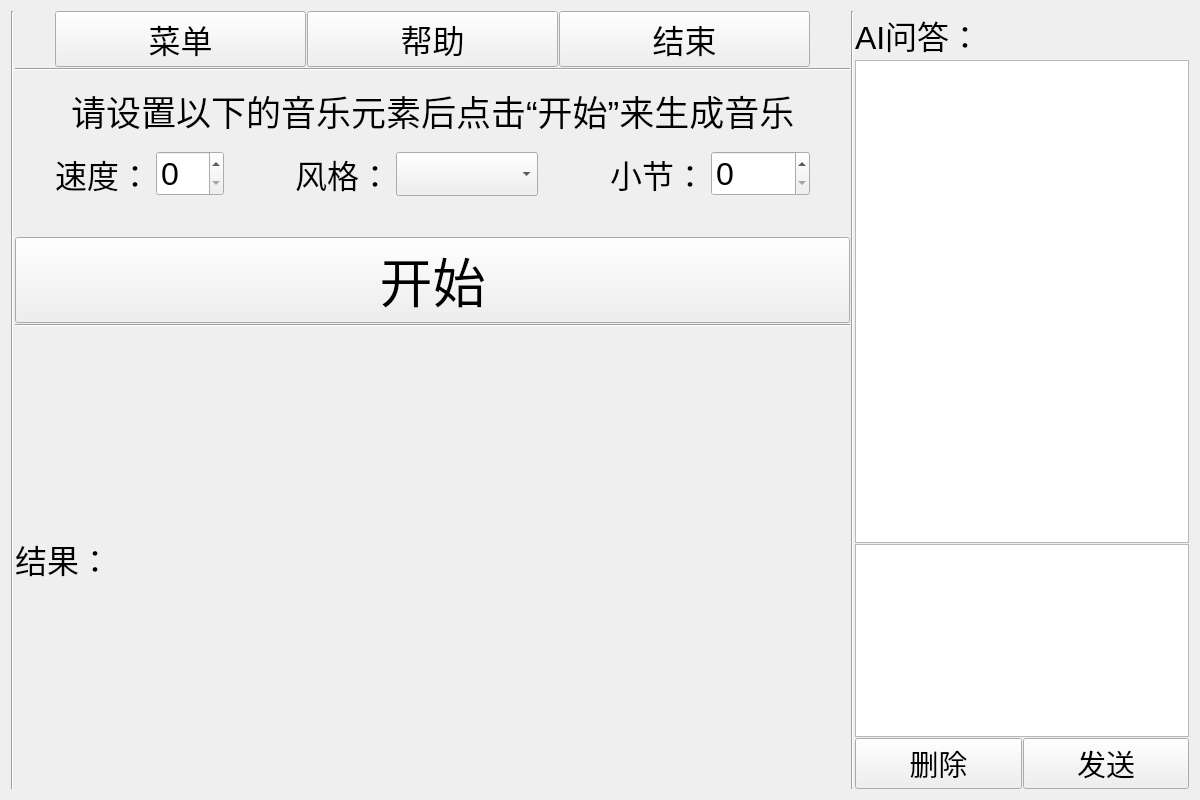
The window that src/display/y_part/drum4UI.ui (IgnorantCopy/MSVC) describes before a commit, drawn with Qt 5.
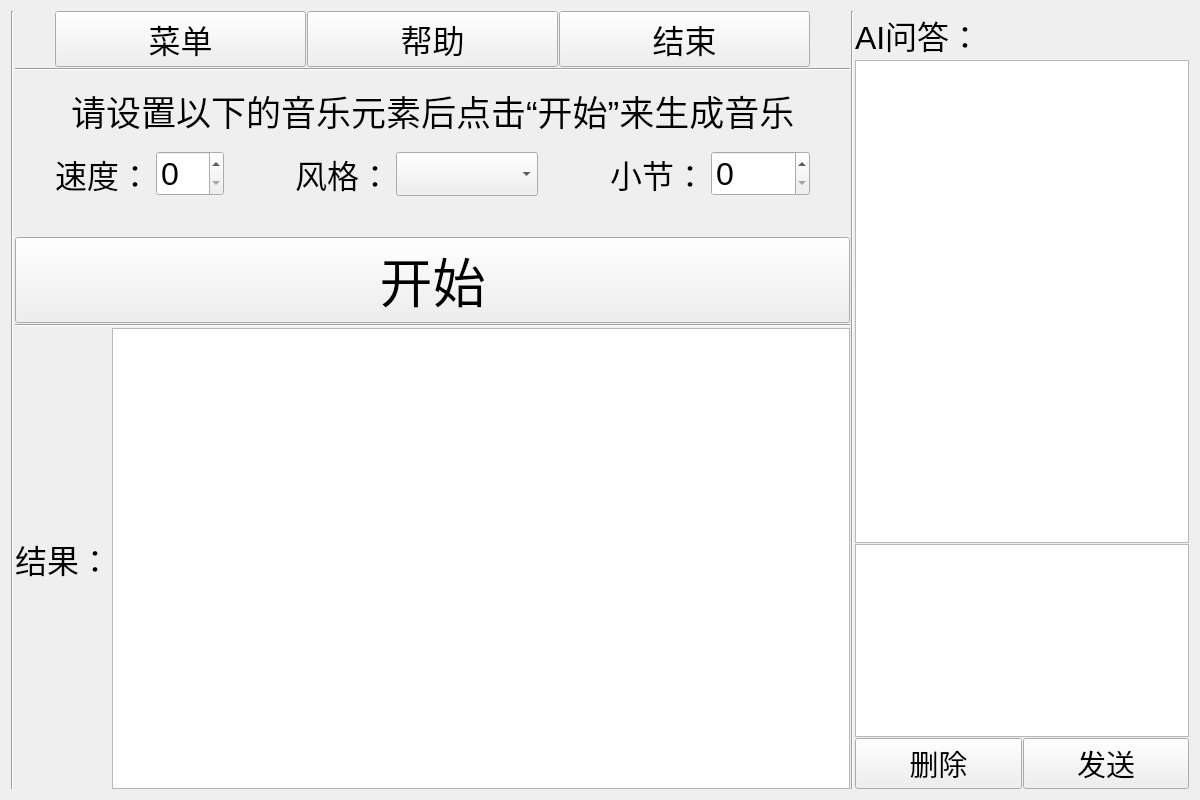
The same window after the commit.

```diff
--- a/src/display/y_part/drum4UI.ui
+++ b/src/display/y_part/drum4UI.ui
@@ -365,25 +365,7 @@
         </widget>
        </item>
        <item>
-        <widget class="QLabel" name="label_result_container">
-         <property name="minimumSize">
-          <size>
-           <width>500</width>
-           <height>270</height>
-          </size>
-         </property>
-         <property name="font">
-          <font>
-           <family>Arial</family>
-           <pointsize>24</pointsize>
-           <weight>50</weight>
-           <bold>false</bold>
-          </font>
-         </property>
-         <property name="text">
-          <string/>
-         </property>
-        </widget>
+        <widget class="QGraphicsView" name="graphicsview_result"/>
        </item>
       </layout>
      </item>
```
